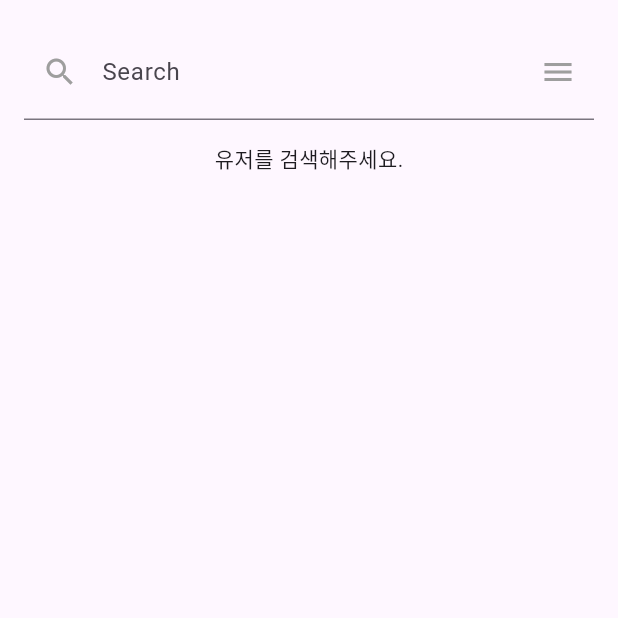
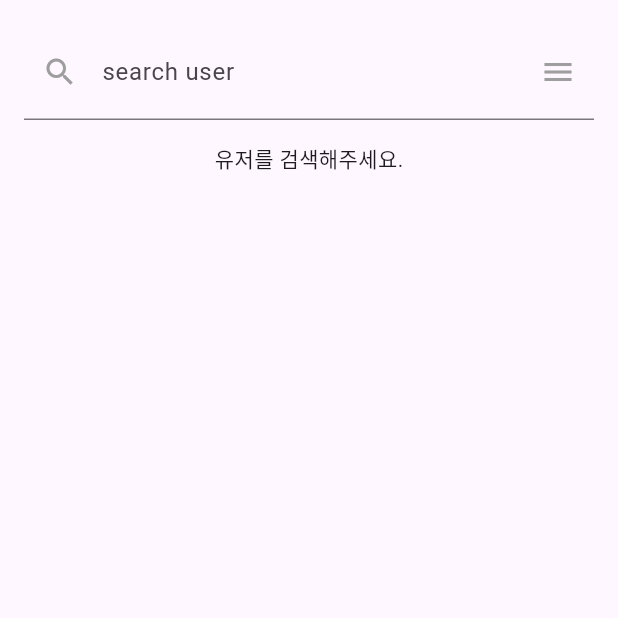
Before and after one commit to teddy-choe/GithubUserSearch, a Flutter app: the screen it shows after launch, on a phone screen of 412 x 824 dp, the top half of it. Run offline on Flutter 3.47's test engine with Material 2 defaults, Android fonts, the phone set to English and light mode, and no system bars; our stand-ins replace logger.

Commit message:
code reformat

```diff
--- a/lib/main.dart
+++ b/lib/main.dart
@@ -1,7 +1,7 @@
 import 'package:flutter/material.dart';
 import 'package:provider/provider.dart';
 import 'package:search_github/provider/search_provider.dart';
-import 'package:search_github/search.dart';
+import 'package:search_github/page/search_page.dart';
 
 void main() {
   runApp(const MyApp());
--- a/lib/search_list.dart
+++ b/lib/page/search_list.dart
@@ -3,7 +3,7 @@ import 'package:flutter/widgets.dart';
 import 'package:provider/provider.dart';
 import 'package:search_github/provider/search_provider.dart';
 
-import 'model/User.dart';
+import '../model/User.dart';
 
 class SearchListScreen extends StatelessWidget {
   const SearchListScreen({super.key});
--- a/lib/search.dart
+++ b/lib/page/search_page.dart
@@ -1,7 +1,7 @@
 import 'package:flutter/material.dart';
 import 'package:provider/provider.dart';
 import 'package:search_github/provider/search_provider.dart';
-import 'package:search_github/search_list.dart';
+import 'package:search_github/page/search_list.dart';
 
 class SearchPage extends StatefulWidget {
   const SearchPage({super.key});
@@ -21,7 +21,7 @@ class _SearchPageState extends State<SearchPage> {
               .search(value);
         },
         decoration: const InputDecoration(
-          hintText: 'Search',
+          hintText: 'search user',
           prefixIcon: Icon(Icons.search, color: Colors.grey),
           suffixIcon: Icon(Icons.menu, color: Colors.grey),
           contentPadding: EdgeInsets.all(20)
```
Also changed, not shown: lib/repository/search_repository.dart (+5 -12 lines).
